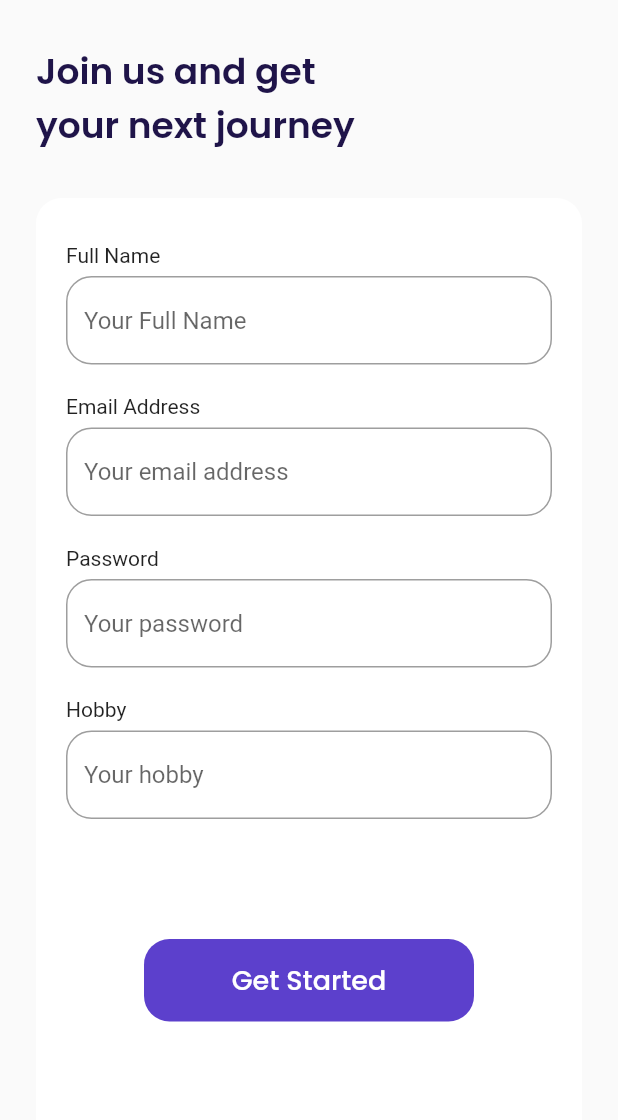
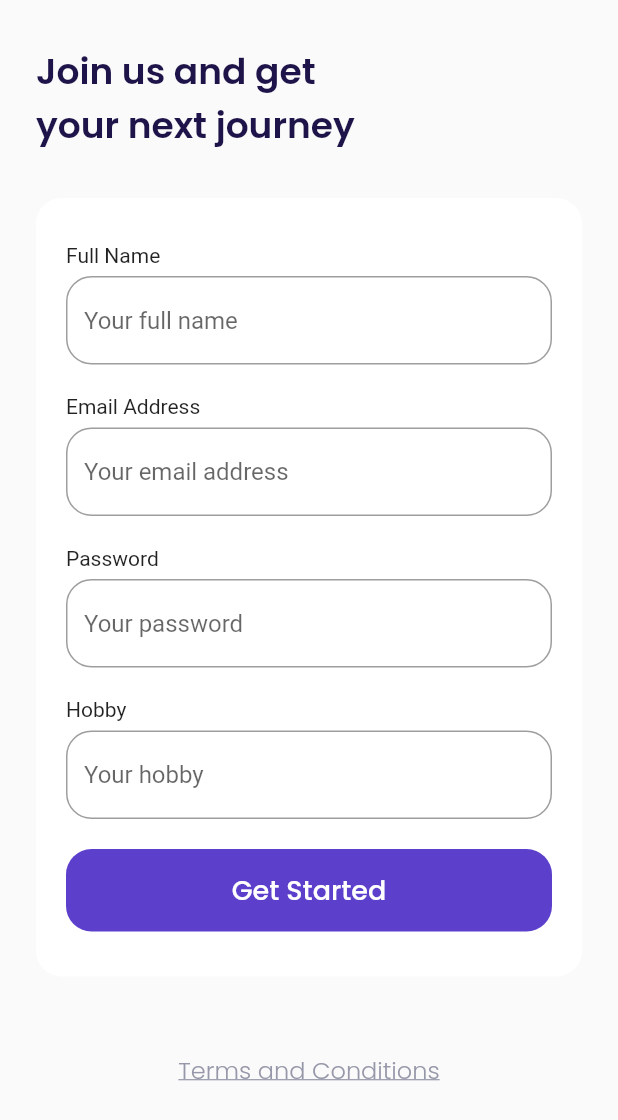
Before and after one commit to s4llm4n/airplane, a Flutter app: the SignUpPage screen opened by its route, on a phone screen of 412 x 824 dp. Shown: the top 1120 px of the screen. Run offline on Flutter 3.47's test engine with Material 2 defaults, Android fonts, the phone set to English and light mode, and no system bars; our stand-ins replace google_fonts.

```diff
--- a/lib/ui/pages/get_started_page.dart
+++ b/lib/ui/pages/get_started_page.dart
@@ -47,6 +47,10 @@ class GetStartedPage extends StatelessWidget {
                 CustomButton(
                   title: 'Get Started',
                   width: 220,
+                  margin: EdgeInsets.only(
+                    top: 50,
+                    bottom: 80,
+                  ),
                   onPressed: () {
                     Navigator.pushNamed(context, '/sign-up');
                   },
--- a/lib/ui/pages/sign_up_page.dart
+++ b/lib/ui/pages/sign_up_page.dart
@@ -1,4 +1,5 @@
 import 'package:airplane/ui/widgets/custom_button.dart';
+import 'package:airplane/ui/widgets/custom_text_form_field.dart';
 import 'package:flutter/material.dart';
 import '../../shared/theme.dart';
 
@@ -22,146 +23,31 @@ class SignUpPage extends StatelessWidget {
 
     Widget inputSection() {
       Widget nameInput() {
-        return Container(
-          margin: EdgeInsets.only(bottom: 20),
-          child: Column(
-            crossAxisAlignment: CrossAxisAlignment.start,
-            children: [
-              Text(
-                'Full Name',
-              ),
-              SizedBox(
-                height: 6,
-              ),
-              TextFormField(
-                cursorColor: kBlackColor,
-                decoration: InputDecoration(
-                  hintText: 'Your Full Name',
-                  border: OutlineInputBorder(
-                    borderRadius: BorderRadius.circular(
-                      defaultRadius,
-                    ),
-                  ),
-                  focusedBorder: OutlineInputBorder(
-                    borderRadius: BorderRadius.circular(
-                      defaultRadius,
-                    ),
-                    borderSide: BorderSide(
-                      color: kPrimaryColor,
-                    ),
-                  ),
-                ),
-              ),
-            ],
-          ),
+        return CustomTextFormField(
+          title: 'Full Name',
+          hintText: 'Your full name',
         );
       }
 
       Widget emailInput() {
-        return Container(
-          margin: EdgeInsets.only(bottom: 20),
-          child: Column(
-            crossAxisAlignment: CrossAxisAlignment.start,
-            children: [
-              Text(
-                'Email Address',
-              ),
-              SizedBox(
-                height: 6,
-              ),
-              TextFormField(
-                cursorColor: kBlackColor,
-                decoration: InputDecoration(
-                  hintText: 'Your email address',
-                  border: OutlineInputBorder(
-                    borderRadius: BorderRadius.circular(
-                      defaultRadius,
-                    ),
-                  ),
-                  focusedBorder: OutlineInputBorder(
-                    borderRadius: BorderRadius.circular(
-                      defaultRadius,
-                    ),
-                    borderSide: BorderSide(
-                      color: kPrimaryColor,
-                    ),
-                  ),
-                ),
-              ),
-            ],
-          ),
+        return CustomTextFormField(
+          title: 'Email Address',
+          hintText: 'Your email address',
         );
       }
 
       Widget passwordInput() {
-        return Container(
-          margin: EdgeInsets.only(bottom: 20),
-          child: Column(
-            crossAxisAlignment: CrossAxisAlignment.start,
-            children: [
-              Text(
-                'Password',
-              ),
-              SizedBox(
-                height: 6,
-              ),
-              TextFormField(
-                cursorColor: kBlackColor,
-                decoration: InputDecoration(
-                  hintText: 'Your password',
-                  border: OutlineInputBorder(
-                    borderRadius: BorderRadius.circular(
-                      defaultRadius,
-                    ),
-                  ),
-                  focusedBorder: OutlineInputBorder(
-                    borderRadius: BorderRadius.circular(
-                      defaultRadius,
-                    ),
-                    borderSide: BorderSide(
-                      color: kPrimaryColor,
-                    ),
-                  ),
-                ),
-              ),
-            ],
-          ),
+        return CustomTextFormField(
+          title: 'Password',
+          hintText: 'Your password',
+          obscureText: true,
         );
       }
 
       Widget hobbyInput() {
-        return Container(
-          margin: EdgeInsets.only(bottom: 30),
-          child: Column(
-            crossAxisAlignment: CrossAxisAlignment.start,
-            children: [
-              Text(
-                'Hobby',
-              ),
-              SizedBox(
-                height: 6,
-              ),
-              TextFormField(
-                cursorColor: kBlackColor,
-                decoration: InputDecoration(
-                  hintText: 'Your hobby',
-                  border: OutlineInputBorder(
-                    borderRadius: BorderRadius.circular(
-                      defaultRadius,
-                    ),
-                  ),
-                  focusedBorder: OutlineInputBorder(
-                    borderRadius: BorderRadius.circular(
-                      defaultRadius,
-                    ),
-                    borderSide: BorderSide(
-                      color: kPrimaryColor,
-                    ),
-                  ),
-                ),
-              ),
-            ],
-          ),
+        return CustomTextFormField(
+          title: 'Hobby',
+          hintText: 'Your hobby',
         );
       }
 
--- a/lib/ui/widgets/custom_button.dart
+++ b/lib/ui/widgets/custom_button.dart
@@ -5,28 +5,24 @@ class CustomButton extends StatelessWidget {
   final String title;
   final double width;
   final Function() onPressed;
-  final
+  final EdgeInsets margin;
 
   const CustomButton({
     Key? key,
     required this.title,
     this.width = double.infinity,
     required this.onPressed,
+    this.margin = EdgeInsets.zero,
   }) : super(key: key);
 
   @override
   Widget build(BuildContext context) {
     return Container(
-      width: 220,
+      width: width,
       height: 55,
-      margin: EdgeInsets.only(
-        top: 50,
-        bottom: 80,
-      ),
+      margin: margin,
       child: TextButton(
-        onPressed: () {
-          Navigator.pushNamed(context, '/sign-up');
-        },
+        onPressed: onPressed,
         style: TextButton.styleFrom(
           backgroundColor: kPrimaryColor,
           shape: RoundedRectangleBorder(
--- /dev/null
+++ b/lib/ui/widgets/custom_text_form_field.dart
@@ -0,0 +1,53 @@
+import 'package:airplane/shared/theme.dart';
+import 'package:flutter/material.dart';
+
+class CustomTextFormField extends StatelessWidget {
+  final String title;
+  final String hintText;
+  final bool obscureText;
+
+  const CustomTextFormField({
+    Key? key,
+    required this.title,
+    required this.hintText,
+    this.obscureText = false,
+    }) : super(key: key);
+
+  @override
+  Widget build(BuildContext context) {
+    return Container(
+      margin: EdgeInsets.only(bottom: 20),
+      child: Column(
+        crossAxisAlignment: CrossAxisAlignment.start,
+        children: [
+          Text(
+            title,
+          ),
+          SizedBox(
+            height: 6,
+          ),
+          TextFormField(
+            cursorColor: kBlackColor,
+            obscureText: obscureText,
+            decoration: InputDecoration(
+              hintText: hintText,
+              border: OutlineInputBorder(
+                borderRadius: BorderRadius.circular(
+                  defaultRadius,
+                ),
+              ),
+              focusedBorder: OutlineInputBorder(
+                borderRadius: BorderRadius.circular(
+                  defaultRadius,
+                ),
+                borderSide: BorderSide(
+                  color: kPrimaryColor,
+                ),
+              ),
+            ),
+          ),
+        ],
+      ),
+    );
+  }
+}
```
Also changed, not shown: lib/ui/pages/bonus_page.dart (+3 -20 lines), lib/ui/pages/home_page.dart (added, +168 -0 lines), lib/ui/pages/main_page.dart (+19 -6 lines).
